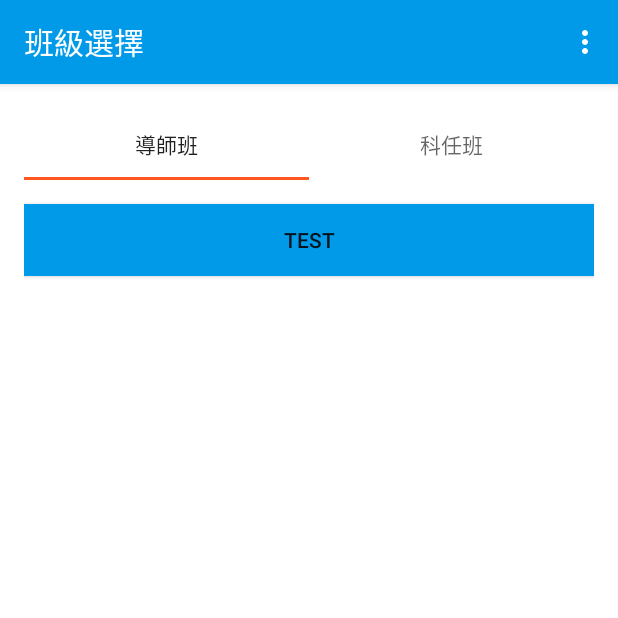
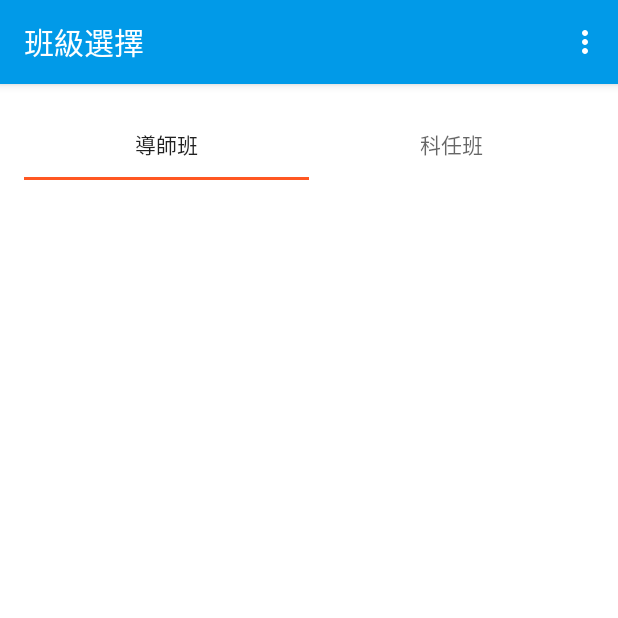
Before and after one commit to a9015633256/ProjectCP101005, an Android app: the fragment ClassManager shown on its own in the app's theme, on a phone screen of 412 x 824 dp, the top half of it. Run offline under Robolectric (Android 15) with nearby library versions, the phone set to English and light mode, and no system bars; 1 statement that could not run was skipped.

Commit message:
2018.5.11聊天雛形 完成

```diff
--- a/app/src/main/java/com/example/yangwensing/myapplication/classes/ClassManager.java
+++ b/app/src/main/java/com/example/yangwensing/myapplication/classes/ClassManager.java
@@ -44,7 +44,6 @@ public class ClassManager extends Fragment {
     private RecyclerView rvClass;
     private MyTask classgetTask;
 //    private Button btdelete,btCreat,btJoin;
-    private Button bttest;
     private TabLayout caselect;
     List<Classes> classes = null;
 
@@ -67,7 +66,7 @@ public class ClassManager extends Fragment {
 //        btdelete = view.findViewById(R.id.btDelete);
 //        btCreat = view.findViewById(R.id.btttCreat);
 //        btJoin = view.findViewById(R.id.btJoin);
-        bttest = view.findViewById(R.id.bttest);
+
         caselect = view.findViewById(R.id.caselect);
         caselect.addTab(caselect.newTab().setText("導師班"));
         caselect.addTab(caselect.newTab().setText("科任班"));
@@ -107,21 +106,7 @@ public class ClassManager extends Fragment {
 
             }
         });
-        bttest.setOnClickListener(new View.OnClickListener() {
-            @Override
-            public void onClick(View v) {
-                Fragment chatList = new ChatList();
 
-
-                FragmentManager fragmentManager = getFragmentManager();
-                FragmentTransaction fragmentTransaction = fragmentManager.beginTransaction();
-
-                fragmentTransaction.addToBackStack(null);
-
-                fragmentTransaction.replace(R.id.content,chatList);
-                fragmentTransaction.commit();
-            }
-        });
 
 //點擊方塊style
 //        btCreat.setOnClickListener(new View.OnClickListener() {
--- a/app/src/main/res/layout/fragment_teacher_classlist.xml
+++ b/app/src/main/res/layout/fragment_teacher_classlist.xml
@@ -46,13 +46,7 @@
         <!--android:text="刪除班級"-->
         <!--android:layout_marginTop="16dp"-->
         <!--android:background="@color/Project"/>-->
-    <Button
-        android:id="@+id/bttest"
-        android:layout_width="match_parent"
-        android:layout_height="wrap_content"
-        android:text="test"
-        android:layout_marginTop="16dp"
-        android:background="@color/Project"/>
+
 
     <!-- build.gradle (Module:app) must add [com.android.support:design] API -->
     <android.support.design.widget.CoordinatorLayout
```
Also changed, not shown: app/src/main/java/com/example/yangwensing/myapplication/homework/StudentHomeworkFragment.java (+1 -15 lines), app/src/main/res/layout/fragment_student_homework.xml (+1 -7 lines).
